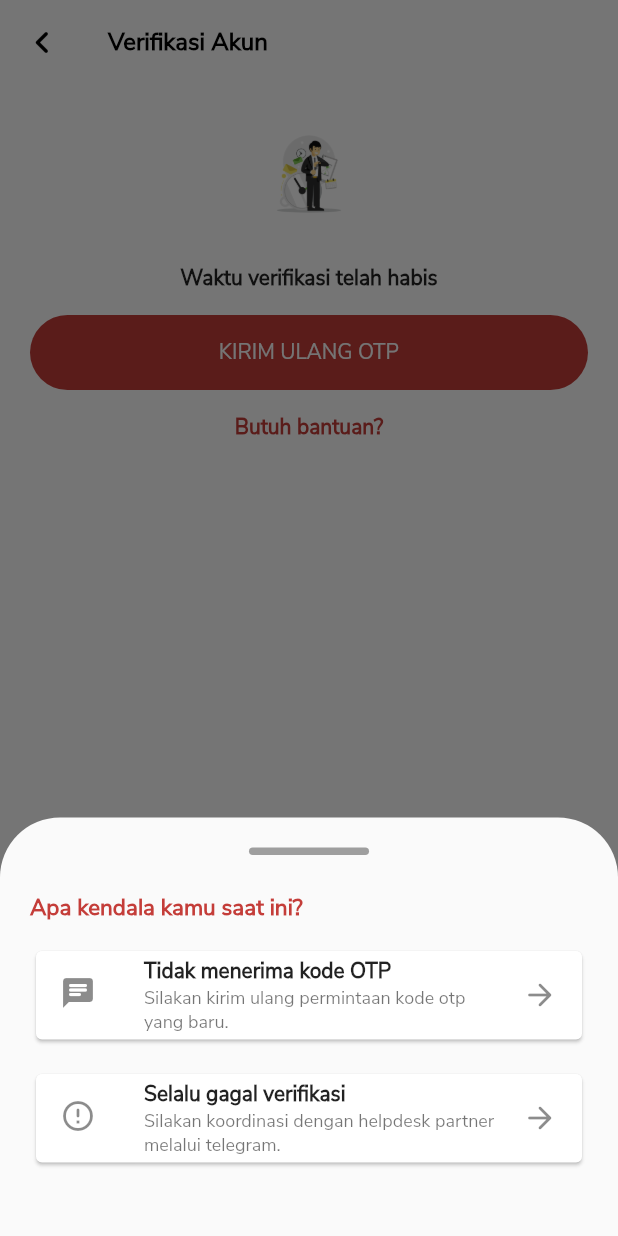
After one commit to fahrulazimi/project, a Flutter app: the OTPAkunTimeOut screen opened directly, after a tap on "Butuh bantuan?", on a phone screen of 412 x 824 dp. The commit adds this screen. Run offline on Flutter 3.47's test engine with Material 2 defaults, Android fonts, the phone set to English and light mode, and no system bars; our stand-ins replace image_cropper, image_picker, introduction_screen; missing offline and left inert: fdottedline, flutter_pin_code_fields.

Commit message:
update timeout dan dialog

```diff
--- /dev/null
+++ b/lib/otp_timeout_akun.dart
@@ -0,0 +1,178 @@
+import 'package:flutter/material.dart';
+import 'package:project/dialog.dart';
+
+class OTPAkunTimeOut extends StatefulWidget {
+  @override
+  _OTPAkunTimeOutState createState() => _OTPAkunTimeOutState();
+}
+
+class _OTPAkunTimeOutState extends State<OTPAkunTimeOut> {
+  @override
+  Widget build(BuildContext context) {
+    return Scaffold(
+      backgroundColor: Colors.white,
+      appBar: AppBar(
+        backgroundColor: Colors.white,
+        leading: InkWell(
+          child: Icon(Icons.navigate_before_rounded,
+              size: 30, color: Colors.black),
+          onTap: () {
+            showDialog(
+                context: context,
+                builder: (BuildContext context) {
+                  return OnConfirmExitDialog();
+                });
+          },
+        ),
+        title: Text("Verifikasi Akun",
+            style: TextStyle(
+                color: Colors.black,
+                fontSize: 16,
+                fontWeight: FontWeight.w700)),
+        elevation: 0,
+      ),
+      body: SingleChildScrollView(
+        child: Container(
+          padding: EdgeInsets.only(left: 20, right: 20),
+          child: Column(
+            crossAxisAlignment: CrossAxisAlignment.center,
+            children: <Widget>[
+              Image.asset(
+                "assets/images/intro2.png",
+                width: 120,
+              ),
+              Text("Waktu verifikasi telah habis",
+                  textAlign: TextAlign.center,
+                  style: TextStyle(fontSize: 14, fontWeight: FontWeight.w700)),
+              SizedBox(
+                height: 15,
+              ),
+              GestureDetector(
+                  child: Container(
+                    height: 50,
+                    decoration: BoxDecoration(
+                      borderRadius: BorderRadius.circular(25),
+                      color: Color(0xffC43D39),
+                    ),
+                    child: Center(
+                        child: Text(
+                      "KIRIM ULANG OTP",
+                      style: TextStyle(fontSize: 14, color: Colors.white),
+                    )),
+                  ),
+                  onTap: () {
+                    // showDialog(
+                    //     context: context,
+                    //     builder: (BuildContext context) {
+                    //       return OnLoadingDialog();
+                    //     });
+                    // Navigator.push(context,
+                    //     MaterialPageRoute(builder: (context) => OTPTimeOut()));
+                  }),
+              SizedBox(
+                height: 15,
+              ),
+              GestureDetector(
+                child: Container(
+                  child: Center(
+                    child: Text(
+                      "Butuh bantuan?",
+                      style: TextStyle(
+                          fontSize: 14,
+                          fontWeight: FontWeight.w700,
+                          color: Color(0xffC43D39)),
+                    ),
+                  ),
+                ),
+                onTap: () => _onButtonHelp(),
+              ),
+            ],
+          ),
+        ),
+      ),
+    );
+  }
+
+  void _onButtonHelp() {
+    showModalBottomSheet(
+        shape: RoundedRectangleBorder(
+          borderRadius: BorderRadius.only(
+              topLeft: Radius.circular(40), topRight: Radius.circular(40)),
+        ),
+        context: context,
+        builder: (context) {
+          return Wrap(
+            children: <Widget>[
+              Container(
+                padding: EdgeInsets.all(20),
+                child: Column(
+                  crossAxisAlignment: CrossAxisAlignment.start,
+                  children: <Widget>[
+                    Center(
+                      child: Container(
+                        width: 80,
+                        height: 5,
+                        decoration: BoxDecoration(
+                            borderRadius: BorderRadius.circular(5),
+                            color: Colors.grey),
+                      ),
+                    ),
+                    SizedBox(
+                      height: 25,
+                    ),
+                    Text(
+                      "Apa kendala kamu saat ini?",
+                      style: TextStyle(
+                          fontSize: 15,
+                          color: Color(0xffC43D39),
+                          fontWeight: FontWeight.w700),
+                    ),
+                    SizedBox(
+                      height: 15,
+                    ),
+                    Card(
+                      child: ListTile(
+                        leading: Icon(Icons.chat_rounded),
+                        title: Text(
+                          "Tidak menerima kode OTP",
+                          style: TextStyle(
+                              fontSize: 14, fontWeight: FontWeight.w700),
+                        ),
+                        subtitle: Text(
+                          "Silakan kirim ulang permintaan kode otp yang baru.",
+                          style: TextStyle(fontSize: 12),
+                        ),
+                        trailing: Icon(Icons.arrow_forward_rounded),
+                        onTap: () {},
+                      ),
+                    ),
+                    SizedBox(
+                      height: 15,
+                    ),
+                    Card(
+                      child: ListTile(
+                        leading: Icon(Icons.error_outline_rounded),
+                        title: Text(
+                          "Selalu gagal verifikasi",
+                          style: TextStyle(
+                              fontSize: 14, fontWeight: FontWeight.w700),
+                        ),
+                        subtitle: Text(
+                          "Silakan koordinasi dengan helpdesk partner melalui telegram.",
+                          style: TextStyle(fontSize: 12),
+                        ),
+                        trailing: Icon(Icons.arrow_forward_rounded),
+                        onTap: () {},
+                      ),
+                    ),
+                    SizedBox(
+                      height: 25,
+                    ),
+                  ],
+                ),
+              ),
+            ],
+          );
+        });
+  }
+}
```
Also changed, not shown: lib/dialog.dart (+125 -0 lines), lib/otp_form_akun.dart (added, +241 -0 lines).
